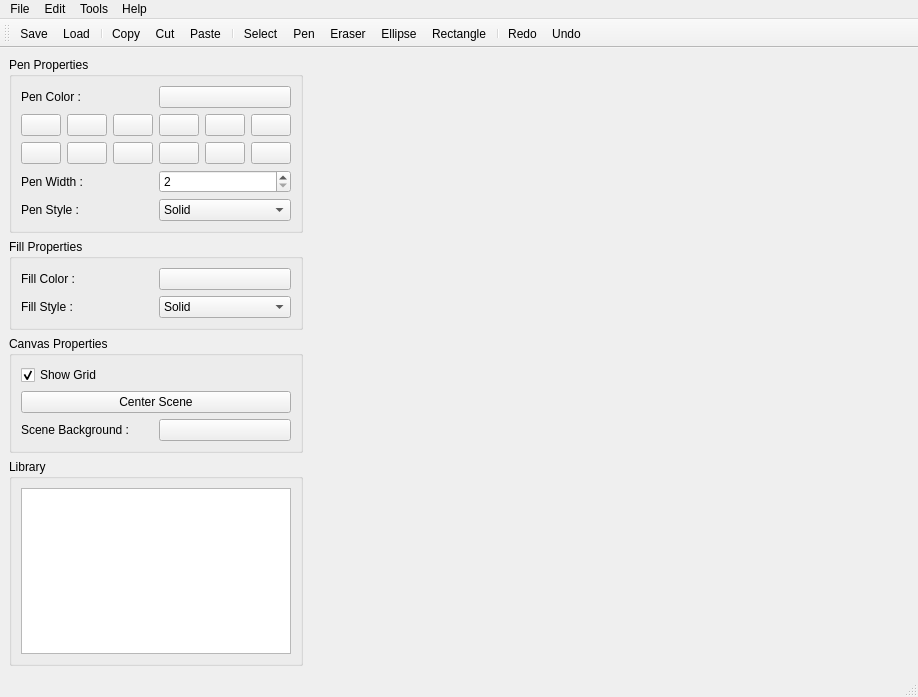
Before: the Qt Designer form PainterApplication/mainwindow.ui in Arthur-T-Lambert/PainterApp, drawn with Qt 5.
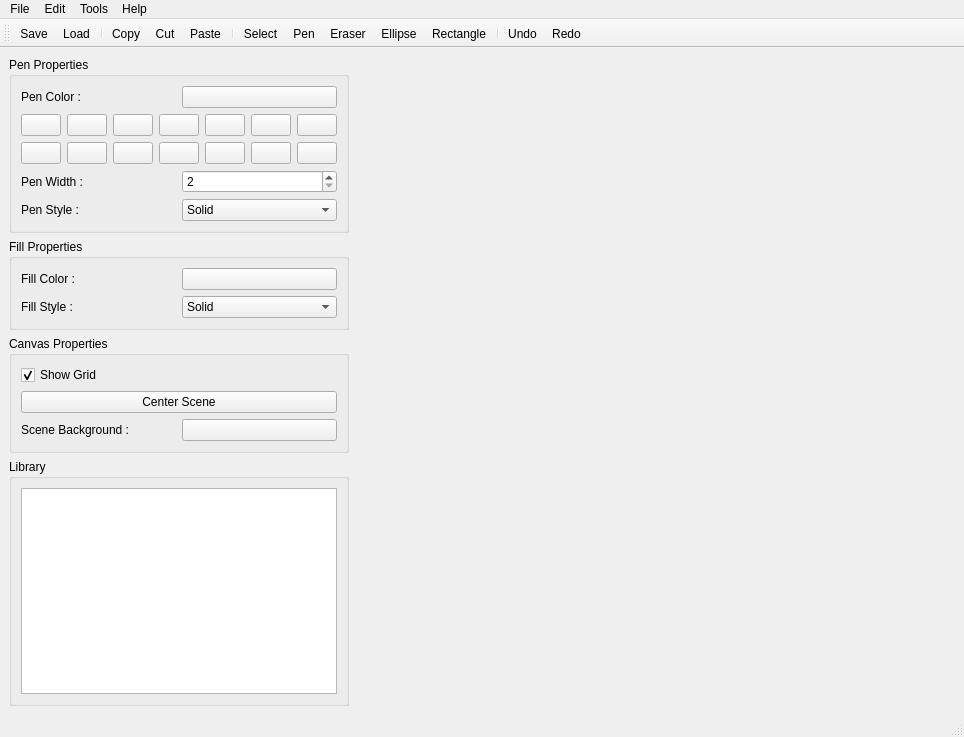
After: the same form once the commit is applied. Icons and pictures are not drawn.

Commit message: Pen and Fill proprerties functional

```diff
--- a/PainterApplication/mainwindow.ui
+++ b/PainterApplication/mainwindow.ui
@@ -6,8 +6,8 @@
    <rect>
     <x>0</x>
     <y>0</y>
-    <width>894</width>
-    <height>697</height>
+    <width>936</width>
+    <height>737</height>
    </rect>
   </property>
   <property name="windowTitle">
@@ -52,21 +52,7 @@
            <item row="0" column="3">
             <widget class="QPushButton" name="penDirectColor4">
              <property name="text">
-              <string/>
-             </property>
-            </widget>
-           </item>
-           <item row="1" column="3">
-            <widget class="QPushButton" name="penDirectColor10">
-             <property name="text">
-              <string/>
-             </property>
-            </widget>
-           </item>
-           <item row="0" column="2">
-            <widget class="QPushButton" name="penDirectColor3">
-             <property name="text">
-              <string/>
+              <string notr="true"/>
              </property>
             </widget>
            </item>
@@ -98,38 +84,66 @@
              </property>
             </widget>
            </item>
-           <item row="1" column="0">
+           <item row="0" column="2">
+            <widget class="QPushButton" name="penDirectColor3">
+             <property name="text">
+              <string notr="true"/>
+             </property>
+            </widget>
+           </item>
+           <item row="0" column="6">
             <widget class="QPushButton" name="penDirectColor7">
              <property name="text">
               <string/>
              </property>
             </widget>
            </item>
-           <item row="1" column="1">
+           <item row="1" column="0">
             <widget class="QPushButton" name="penDirectColor8">
              <property name="text">
               <string/>
              </property>
             </widget>
            </item>
-           <item row="1" column="2">
+           <item row="1" column="1">
             <widget class="QPushButton" name="penDirectColor9">
              <property name="text">
               <string/>
              </property>
             </widget>
            </item>
-           <item row="1" column="4">
+           <item row="1" column="2">
+            <widget class="QPushButton" name="penDirectColor10">
+             <property name="text">
+              <string notr="true"/>
+             </property>
+            </widget>
+           </item>
+           <item row="1" column="3">
             <widget class="QPushButton" name="penDirectColor11">
              <property name="text">
               <string/>
              </property>
             </widget>
            </item>
-           <item row="1" column="5">
+           <item row="1" column="4">
             <widget class="QPushButton" name="penDirectColor12">
              <property name="text">
-              <string/>
+              <string notr="true"/>
+             </property>
+            </widget>
+           </item>
+           <item row="1" column="5">
+            <widget class="QPushButton" name="penDirectColor13">
+             <property name="text">
+              <string notr="true"/>
+             </property>
+            </widget>
+           </item>
+           <item row="1" column="6">
+            <widget class="QPushButton" name="penDirectColor14">
+             <property name="text">
+              <string notr="true"/>
              </property>
             </widget>
            </item>
@@ -374,7 +388,7 @@
     <rect>
      <x>0</x>
      <y>0</y>
-     <width>894</width>
+     <width>936</width>
      <height>22</height>
     </rect>
    </property>
@@ -446,8 +460,8 @@
    <addaction name="actionEllipse"/>
    <addaction name="actionRectangle"/>
    <addaction name="separator"/>
-   <addaction name="actionRedo"/>
    <addaction name="actionUndo"/>
+   <addaction name="actionRedo"/>
   </widget>
   <action name="actionAdd_Image">
    <property name="icon">
```
Left out of the diff: 50 changed lines with no effect on the pictures. The commit also changes 2 other files.
